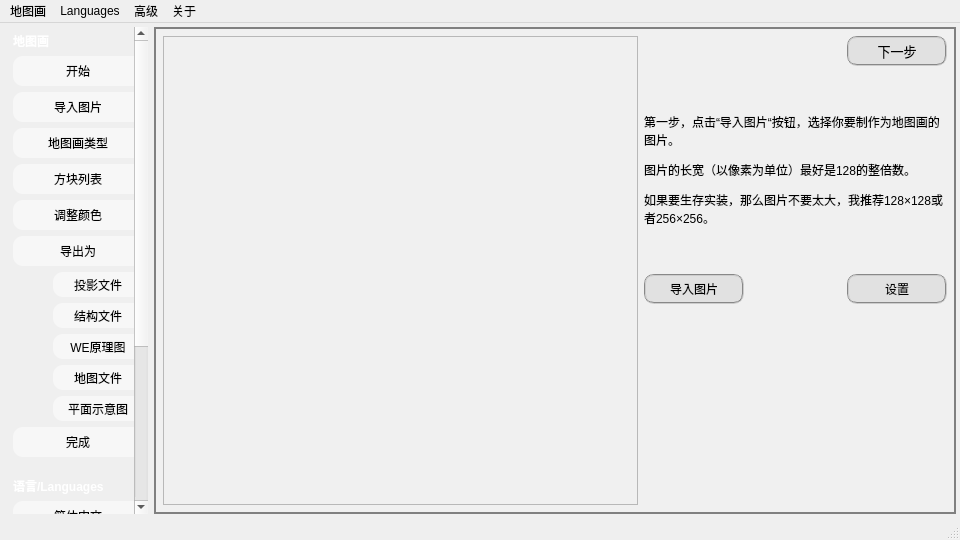
Qt form SlopeCraftMain/mainwindow.ui (SlopeCraft/SlopeCraft) before a commit.
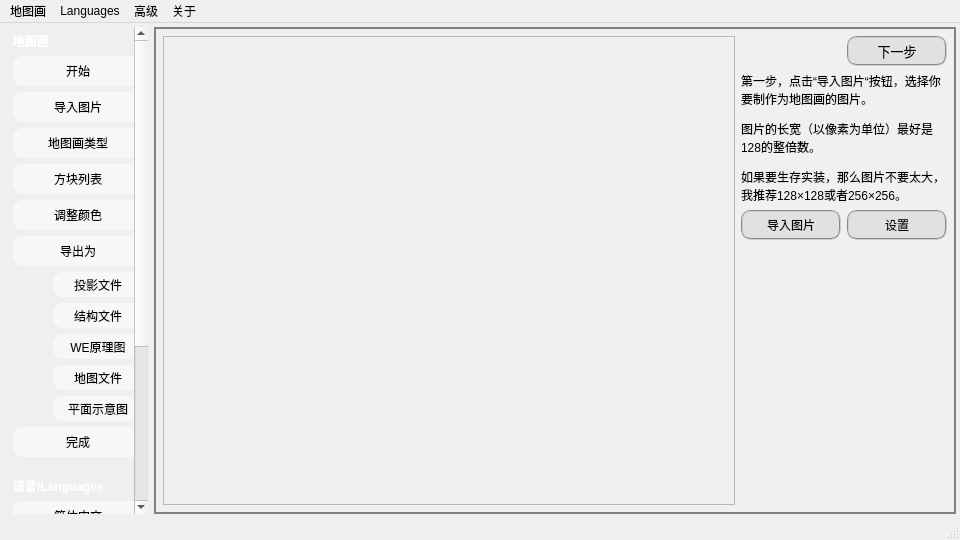
The same form after that commit. The open tabs and pages were chosen to show the change. Icons and pictures are not drawn. Custom widgets are drawn as their Qt base class.

Commit message: Fix resizing in SlopeCraft

```diff
--- a/SlopeCraftMain/mainwindow.ui
+++ b/SlopeCraftMain/mainwindow.ui
@@ -1016,7 +1016,7 @@
        <property name="styleSheet">
         <string notr="true"/>
        </property>
-       <layout class="QHBoxLayout" name="Page1" stretch="11,7">
+       <layout class="QHBoxLayout" name="Page1" stretch="11,0">
         <property name="leftMargin">
          <number>9</number>
         </property>
@@ -1064,9 +1064,12 @@
          </widget>
         </item>
         <item>
-         <layout class="QGridLayout" name="gridLayout" rowstretch="0,0,0,0" rowminimumheight="1,2,1,4">
-          <item row="2" column="2">
-           <widget class="QPushButton" name="ImportSettings">
+         <layout class="QGridLayout" name="gridLayout_17">
+          <property name="leftMargin">
+           <number>0</number>
+          </property>
+          <item row="2" column="0">
+           <widget class="QPushButton" name="ImportPic">
             <property name="sizePolicy">
              <sizepolicy hsizetype="Fixed" vsizetype="Minimum">
               <horstretch>0</horstretch>
@@ -1079,59 +1082,6 @@
               <height>30</height>
              </size>
             </property>
-            <property name="font">
-             <font/>
-            </property>
-            <property name="toolTip">
-             <string>透明度相关设置</string>
-            </property>
-            <property name="text">
-             <string>设置</string>
-            </property>
-           </widget>
-          </item>
-          <item row="3" column="0" colspan="3">
-           <widget class="QLabel" name="IntroPicInfo">
-            <property name="sizePolicy">
-             <sizepolicy hsizetype="Expanding" vsizetype="Expanding">
-              <horstretch>0</horstretch>
-              <verstretch>0</verstretch>
-             </sizepolicy>
-            </property>
-            <property name="font">
-             <font/>
-            </property>
-            <property name="text">
-             <string/>
-            </property>
-            <property name="wordWrap">
-             <bool>true</bool>
-            </property>
-           </widget>
-          </item>
-          <item row="0" column="2">
-           <widget class="QPushButton" name="NextPage">
-            <property name="enabled">
-             <bool>true</bool>
-            </property>
-            <property name="sizePolicy">
-             <sizepolicy hsizetype="Fixed" vsizetype="Fixed">
-              <horstretch>0</horstretch>
-              <verstretch>0</verstretch>
-             </sizepolicy>
-            </property>
-            <property name="minimumSize">
-             <size>
-              <width>100</width>
-              <height>30</height>
-             </size>
-            </property>
-            <property name="maximumSize">
-             <size>
-              <width>100</width>
-              <height>30</height>
-             </size>
-            </property>
             <property name="sizeIncrement">
              <size>
               <width>5</width>
@@ -1140,18 +1090,24 @@
             </property>
             <property name="font">
              <font>
-              <pointsize>10</pointsize>
+              <pointsize>9</pointsize>
              </font>
             </property>
+            <property name="layoutDirection">
+             <enum>Qt::LeftToRight</enum>
+            </property>
+            <property name="autoFillBackground">
+             <bool>false</bool>
+            </property>
             <property name="text">
-             <string>下一步</string>
+             <string>导入图片</string>
             </property>
            </widget>
           </item>
-          <item row="1" column="0" colspan="3">
+          <item row="1" column="0" colspan="2">
            <widget class="QLabel" name="label_6">
             <property name="sizePolicy">
-             <sizepolicy hsizetype="Expanding" vsizetype="Expanding">
+             <sizepolicy hsizetype="Preferred" vsizetype="Preferred">
               <horstretch>0</horstretch>
               <verstretch>0</verstretch>
              </sizepolicy>
@@ -1170,8 +1126,27 @@
             </property>
            </widget>
           </item>
-          <item row="2" column="0">
-           <widget class="QPushButton" name="ImportPic">
+          <item row="3" column="0" colspan="2">
+           <widget class="QLabel" name="IntroPicInfo">
+            <property name="sizePolicy">
+             <sizepolicy hsizetype="Expanding" vsizetype="Expanding">
+              <horstretch>0</horstretch>
+              <verstretch>0</verstretch>
+             </sizepolicy>
+            </property>
+            <property name="font">
+             <font/>
+            </property>
+            <property name="text">
+             <string/>
+            </property>
+            <property name="wordWrap">
+             <bool>true</bool>
+            </property>
+           </widget>
+          </item>
+          <item row="2" column="1">
+           <widget class="QPushButton" name="ImportSettings">
             <property name="sizePolicy">
              <sizepolicy hsizetype="Fixed" vsizetype="Minimum">
               <horstretch>0</horstretch>
@@ -1184,6 +1159,40 @@
               <height>30</height>
              </size>
             </property>
+            <property name="font">
+             <font/>
+            </property>
+            <property name="toolTip">
+             <string>透明度相关设置</string>
+            </property>
+            <property name="text">
+             <string>设置</string>
+            </property>
+           </widget>
+          </item>
+          <item row="0" column="1">
+           <widget class="QPushButton" name="NextPage">
+            <property name="enabled">
+             <bool>true</bool>
+            </property>
+            <property name="sizePolicy">
+             <sizepolicy hsizetype="Fixed" vsizetype="Fixed">
+              <horstretch>0</horstretch>
+              <verstretch>0</verstretch>
+             </sizepolicy>
+            </property>
+            <property name="minimumSize">
+             <size>
+              <width>100</width>
+              <height>30</height>
+             </size>
+            </property>
+            <property name="maximumSize">
+             <size>
+              <width>100</width>
+              <height>30</height>
+             </size>
+            </property>
             <property name="sizeIncrement">
              <size>
               <width>5</width>
@@ -1192,33 +1201,14 @@
             </property>
             <property name="font">
              <font>
-              <pointsize>9</pointsize>
+              <pointsize>10</pointsize>
              </font>
             </property>
-            <property name="layoutDirection">
-             <enum>Qt::LeftToRight</enum>
-            </property>
-            <property name="autoFillBackground">
-             <bool>false</bool>
-            </property>
             <property name="text">
-             <string>导入图片</string>
+             <string>下一步</string>
             </property>
            </widget>
           </item>
-          <item row="2" column="1">
-           <spacer name="horizontalSpacer_64">
-            <property name="orientation">
-             <enum>Qt::Horizontal</enum>
-            </property>
-            <property name="sizeHint" stdset="0">
-             <size>
-              <width>40</width>
-              <height>20</height>
-             </size>
-            </property>
-           </spacer>
-          </item>
          </layout>
         </item>
        </layout>
```
Left out of the diff: 6 changed lines with no effect on the pictures.
